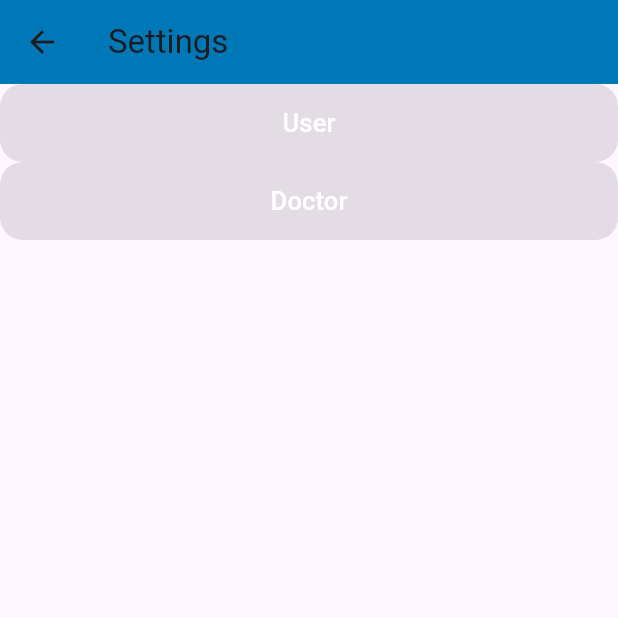
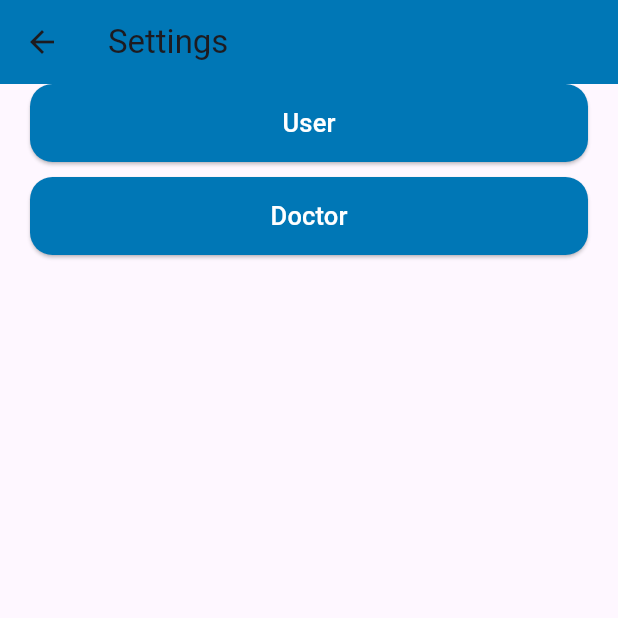
Before and after one commit to septianyogi/med_document, a Flutter app: the SettingPage screen opened directly, on a phone screen of 412 x 824 dp, the top half of it. Run offline on Flutter 3.47's test engine with Material 3 defaults, Android fonts, the phone set to English and light mode, and no system bars; our stand-ins replace flutter_riverpod, shared_preferences, sqflite; accounts and stored records are empty.

Commit message:
Refactor model serialization methods and enhance settings UI layout

```diff
--- a/lib/config/app_color.dart
+++ b/lib/config/app_color.dart
@@ -5,7 +5,7 @@ class AppColor{
   static const backgroundWhiteColor = Colors.white;
 
 
-  static const primaryColor = const Color(0xFF0077B6);
+  static const primaryColor = Color(0xFF0077B6);
   static const secondaryColor = Color(0xFFD4AF37);
   static const tertiaryColor = Color(0xFFFDF6E3);
   static const blackColor = Colors.black;
--- a/lib/model/doctor_model.dart
+++ b/lib/model/doctor_model.dart
@@ -17,7 +17,7 @@ class DoctorModel {
     );
   }
 
-  Map<String, dynamic> toMap() {
+  Map<String, dynamic> toJson() {
     return {
       'id': id,
       'name': name,
--- a/lib/model/medicine_model.dart
+++ b/lib/model/medicine_model.dart
@@ -13,7 +13,7 @@ class MedicineModel {
     this.userId,
   });
 
-  factory MedicineModel.fromMap(Map<String, dynamic> map) {
+  factory MedicineModel.fromJson(Map<String, dynamic> map) {
     return MedicineModel(
       id: map['id'],
       name: map['name'],
@@ -23,7 +23,7 @@ class MedicineModel {
     );
   }
 
-  Map<String, dynamic> toMap() {
+  Map<String, dynamic> toJson() {
     return {
       'id': id,
       'name': name,
--- a/lib/model/user_model.dart
+++ b/lib/model/user_model.dart
@@ -15,7 +15,7 @@ class UserModel {
     required this.address,
   });
 
-  factory UserModel.fromMap(Map<String, dynamic> map) {
+  factory UserModel.fromJson(Map<String, dynamic> map) {
     return UserModel(
       id: map['id'],
       rm: map['rm'],
@@ -26,7 +26,7 @@ class UserModel {
     );
   }
 
-  Map<String, dynamic> toMap() {
+  Map<String, dynamic> toJson() {
     return {
       'id': id,
       'rm': rm,
--- a/lib/page/dashboard/setting_page.dart
+++ b/lib/page/dashboard/setting_page.dart
@@ -17,12 +17,61 @@ class _SettingPageState extends State<SettingPage> {
         title: const Text('Settings'),
         backgroundColor: AppColor.primaryColor,
       ),
-      body: Column(
-        children: [
-          Row(children: [Expanded(child: ButtonWidget(text: 'User'))]),
-
-          Row(children: [Expanded(child: ButtonWidget(text: 'Doctor'))]),
-        ],
+      body: Padding(
+        padding: const EdgeInsets.symmetric(horizontal: 20),
+        child: Column(
+          children: [
+            Row(
+              children: [
+                Expanded(
+                  child: ElevatedButton(
+                    onPressed: () {},
+                    style: ElevatedButton.styleFrom(
+                      backgroundColor: AppColor.primaryColor,
+                      shape: RoundedRectangleBorder(
+                        borderRadius: BorderRadius.circular(15),
+                      ),
+                      padding: const EdgeInsets.all(14),
+                    ),
+                    child: Text(
+                      'User',
+                      style: TextStyle(
+                        fontSize: 17,
+                        fontWeight: FontWeight.w500,
+                        color: AppColor.secondaryTextColor,
+                      ),
+                    ),
+                  ),
+                ),
+              ],
+            ),
+            SizedBox(height: 10),
+            Row(
+              children: [
+                Expanded(
+                  child: ElevatedButton(
+                    onPressed: () {},
+                    style: ElevatedButton.styleFrom(
+                      backgroundColor: AppColor.primaryColor,
+                      shape: RoundedRectangleBorder(
+                        borderRadius: BorderRadius.circular(15),
+                      ),
+                      padding: const EdgeInsets.all(14),
+                    ),
+                    child: Text(
+                      'Doctor',
+                      style: TextStyle(
+                        fontSize: 17,
+                        fontWeight: FontWeight.w500,
+                        color: AppColor.secondaryTextColor,
+                      ),
+                    ),
+                  ),
+                ),
+              ],
+            ),
+          ],
+        ),
       ),
     );
   }
--- a/pubspec.yaml
+++ b/pubspec.yaml
@@ -13,6 +13,7 @@ dependencies:
   sqflite: ^2.4.2
   intl: ^0.20.2
   path: ^1.9.1
+  shared_preferences: ^2.5.3
 
 dev_dependencies:
   flutter_test:
```
Also changed, not shown: lib/config/app_session.dart (added, +48 -0 lines), lib/dbHelper/db_helper.dart (+14 -14 lines), lib/model/control_model.dart (+4 -4 lines), pubspec.lock, 1 other file.
